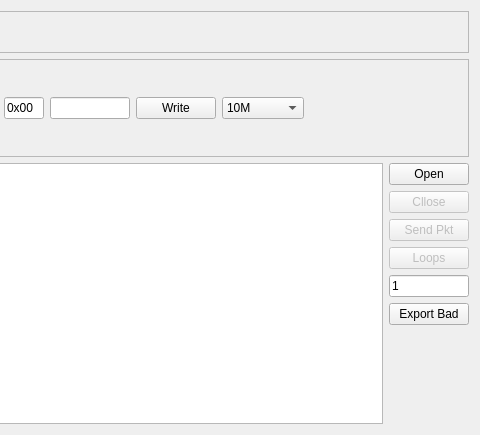
fdarling/Test-Colorlight-Ethernet, file dialog.ui: the form before one commit; both pictures show x 751 to 1231 and y 0 to 435 of the 1231 by 435 pixel window.
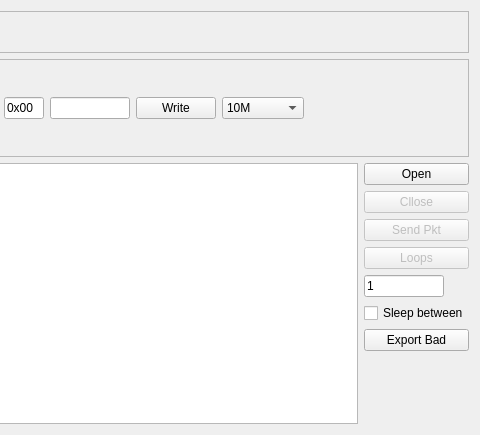
The form after the commit. Icons and pictures are not drawn.

Commit message: Ethernet Queue Functionality is added

Diff of the .ui file:
```diff
--- a/dialog.ui
+++ b/dialog.ui
@@ -469,6 +469,13 @@
          </property>
         </widget>
        </item>
+       <item>
+        <widget class="QCheckBox" name="m_cbSleepBetween">
+         <property name="text">
+          <string>Sleep between</string>
+         </property>
+        </widget>
+       </item>
        <item>
         <widget class="QPushButton" name="m_btnExportBad">
          <property name="text">
```
The commit also changes 2 other files.
